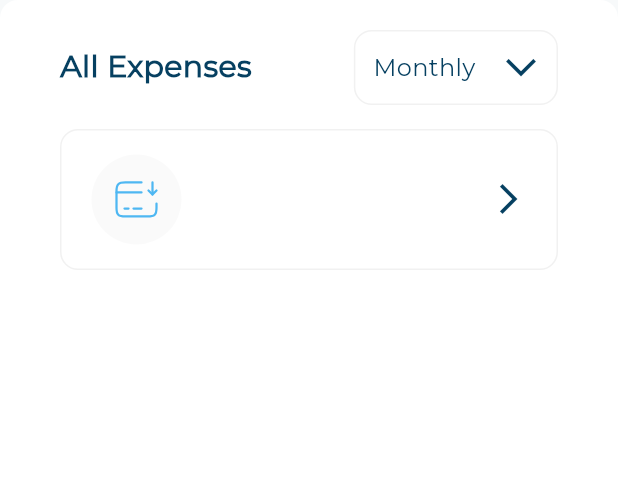
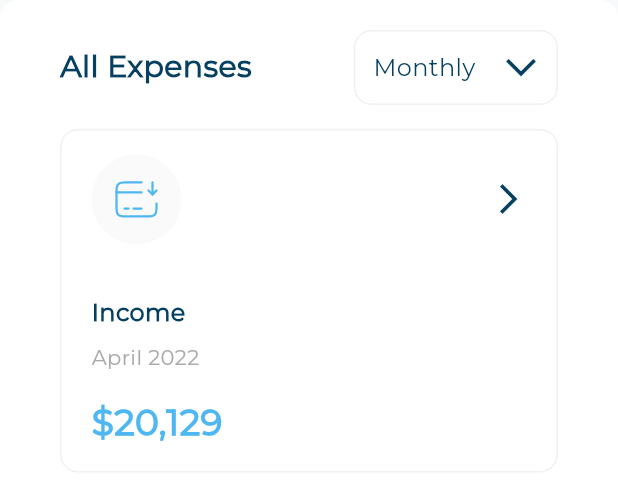
Before and after one commit to Nidhal-Khazene/Invoicing-Dashboard, a Flutter app: the AllExpenses widget shown alone on an empty page, opened directly, on a phone screen of 412 x 824 dp. Shown: the top 480 px of the screen. Run offline on Flutter 3.47's test engine with Material 3 defaults, Android fonts, the phone set to English and light mode, and no system bars; our stand-ins replace flutter_svg.

Commit message:
all expenses item finish

```diff
--- a/lib/widgets/all_expenses.dart
+++ b/lib/widgets/all_expenses.dart
@@ -1,5 +1,7 @@
 import 'package:flutter/material.dart';
+import 'package:invoicing_dashboard/utils/images.dart';
 import 'package:invoicing_dashboard/widgets/all_expenses_item.dart';
+import 'package:invoicing_dashboard/widgets/all_expenses_item_model.dart';
 
 import 'all_expenses_header.dart';
 
@@ -14,13 +16,20 @@ class AllExpenses extends StatelessWidget {
         color: Colors.white,
         shape: RoundedRectangleBorder(borderRadius: BorderRadius.circular(12)),
       ),
-      child: const Padding(
-        padding: EdgeInsets.symmetric(horizontal: 20),
+      child: Padding(
+        padding: const EdgeInsets.symmetric(horizontal: 20),
         child: Column(
           children: [
-            AllExpensesHeader(),
-            SizedBox(height: 16),
-            AllExpensesItem(),
+            const AllExpensesHeader(),
+            const SizedBox(height: 16),
+            AllExpensesItem(
+              allExpensesItemModel: AllExpensesItemModel(
+                icon: Images.iconsIncome,
+                name: "Income",
+                date: "April 2022",
+                price: r"$20,129",
+              ),
+            ),
           ],
         ),
       ),
--- a/lib/widgets/all_expenses_item.dart
+++ b/lib/widgets/all_expenses_item.dart
@@ -1,10 +1,11 @@
 import 'package:flutter/material.dart';
-import 'package:invoicing_dashboard/utils/images.dart';
+import 'package:invoicing_dashboard/utils/app_styles.dart';
 import 'package:invoicing_dashboard/widgets/all_expenses_item_header.dart';
+import 'package:invoicing_dashboard/widgets/all_expenses_item_model.dart';
 
 class AllExpensesItem extends StatelessWidget {
-  const AllExpensesItem({super.key});
-
+  const AllExpensesItem({super.key, required this.allExpensesItemModel});
+  final AllExpensesItemModel allExpensesItemModel;
   @override
   Widget build(BuildContext context) {
     return Container(
@@ -16,8 +17,17 @@ class AllExpensesItem extends StatelessWidget {
           borderRadius: BorderRadius.circular(12),
         ),
       ),
-      child: const Column(
-        children: [AllExpensesItemHeader(iconImage: Images.iconsIncome)],
+      child: Column(
+        crossAxisAlignment: CrossAxisAlignment.start,
+        children: [
+          AllExpensesItemHeader(iconImage: allExpensesItemModel.icon),
+          const SizedBox(height: 34),
+          Text(allExpensesItemModel.name, style: AppStyles.semiBold16),
+          const SizedBox(height: 8),
+          Text(allExpensesItemModel.date, style: AppStyles.regular14),
+          const SizedBox(height: 16),
+          Text(allExpensesItemModel.price, style: AppStyles.semiBold24),
+        ],
       ),
     );
   }
```
